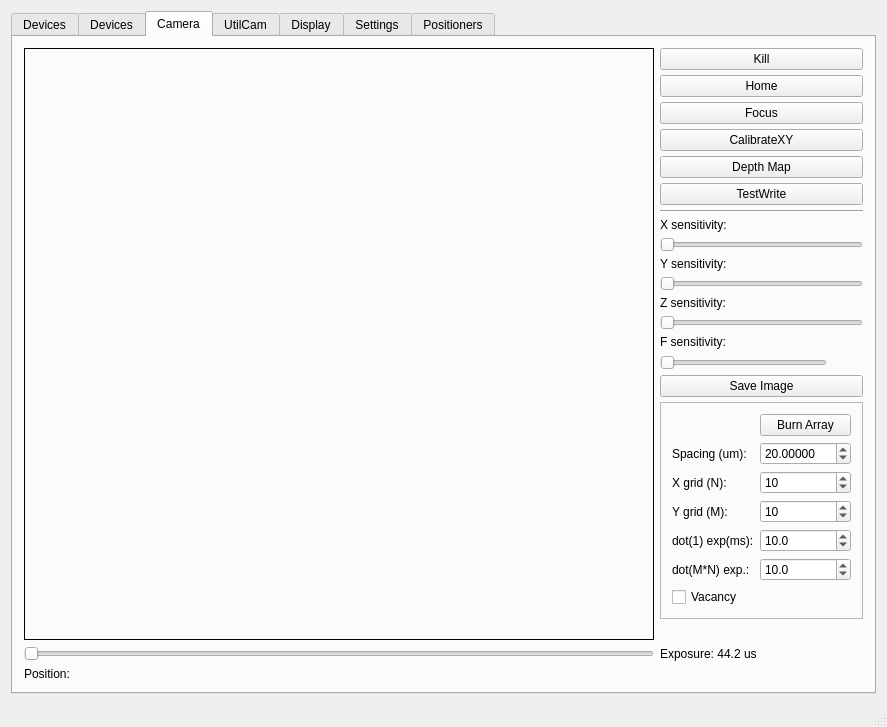
The window that GUI/mainwindow.ui (mvxe/MLA-CS) describes before a commit, drawn with Qt 5.
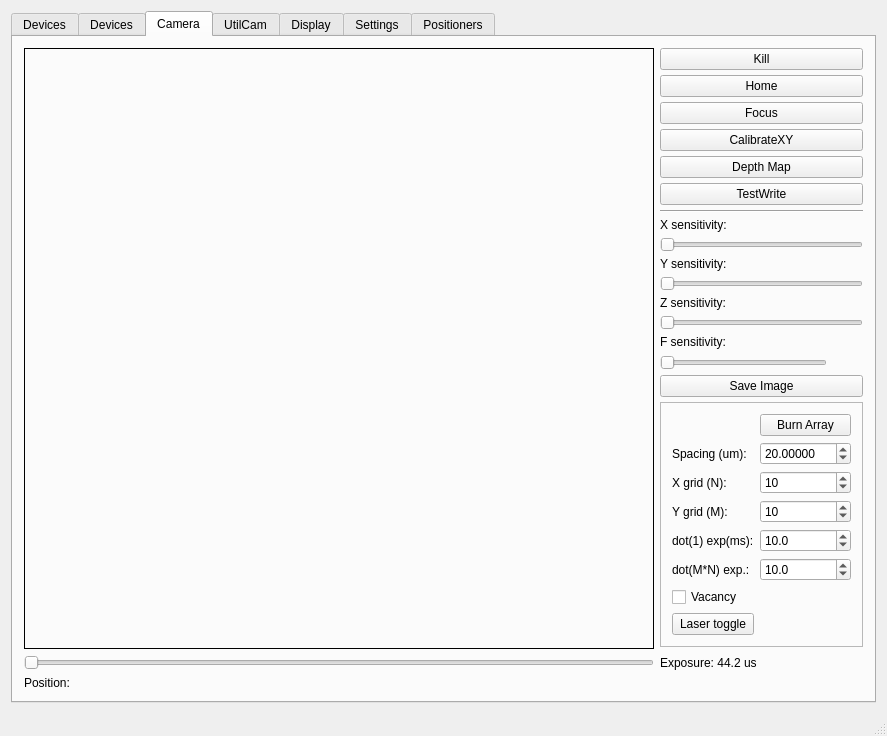
The same window after the commit. The open tabs and pages were chosen to show the change. Icons and pictures are not drawn. Custom widgets are drawn as their Qt base class.

Commit message: changed laser trigger port, and added a toggle button

The edit to the form file:
```diff
--- a/GUI/mainwindow.ui
+++ b/GUI/mainwindow.ui
@@ -864,6 +864,16 @@
                </property>
               </widget>
              </item>
+             <item row="7" column="0">
+              <widget class="QPushButton" name="pushButton_9">
+               <property name="text">
+                <string>Laser toggle</string>
+               </property>
+               <property name="checkable">
+                <bool>true</bool>
+               </property>
+              </widget>
+             </item>
             </layout>
            </widget>
           </item>
```
The commit also changes 3 other files.
